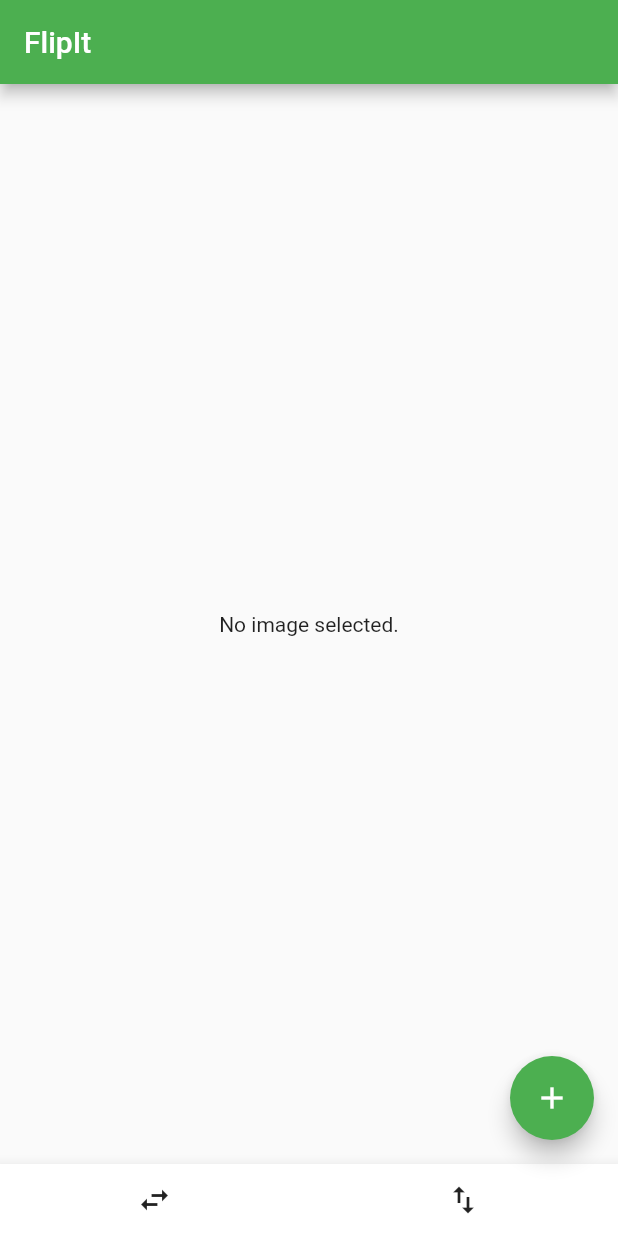
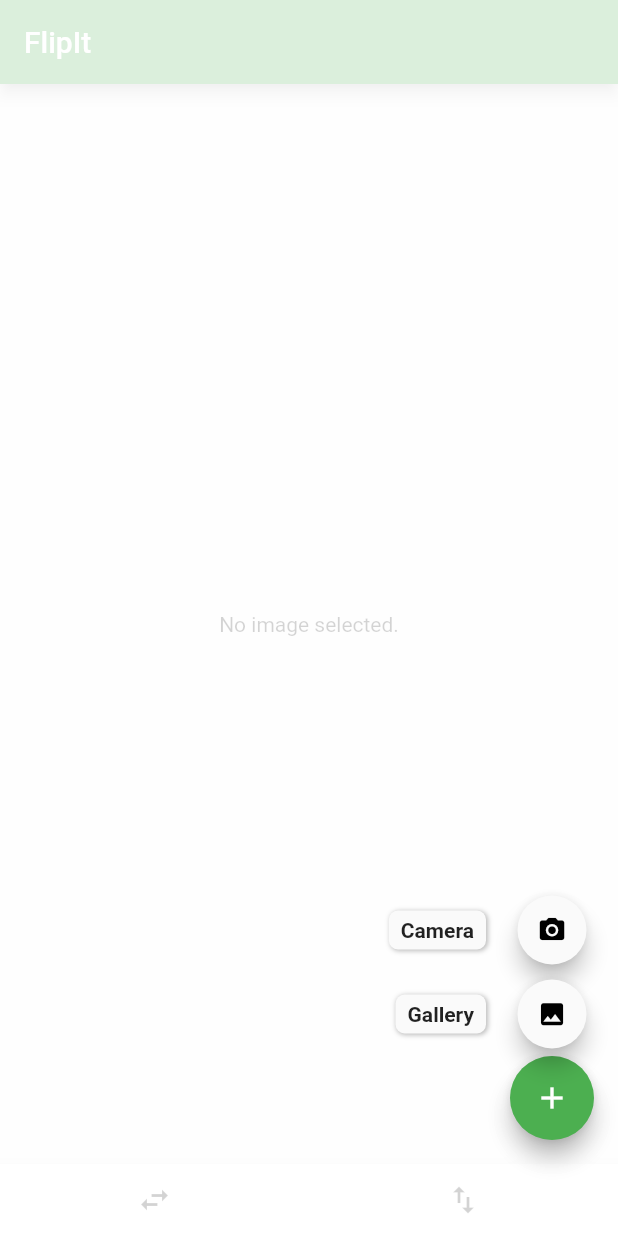
Before and after one commit to karuppiah7890/flipit, a Flutter app: the screen it shows after launch, after a tap on the "add" icon, on a phone screen of 412 x 824 dp. Run offline on Flutter 3.47's test engine with Material 2 defaults, Android fonts, the phone set to English and light mode, and no system bars; drawn by our look-alikes of flutter_speed_dial; our stand-ins replace image_picker.

Commit message:
add feature to take image from camera and use it

```diff
--- a/lib/main.dart
+++ b/lib/main.dart
@@ -1,11 +1,12 @@
+import 'dart:developer' as developer;
 import 'dart:io';
 
 import 'package:flutter/material.dart';
 import 'package:flutter/services.dart';
+import 'package:flutter_speed_dial/flutter_speed_dial.dart';
 import 'package:image_picker/image_picker.dart';
 import 'package:path/path.dart';
 import 'package:path_provider/path_provider.dart';
-import 'dart:developer' as developer;
 
 void main() => runApp(MyApp());
 
@@ -42,10 +43,25 @@ class _MyHomePageState extends State<MyHomePage> {
           title: Text(widget.title),
         ),
         body: _bodyContent(),
-        floatingActionButton: FloatingActionButton(
-          onPressed: getImage,
-          tooltip: 'Add Image',
+        floatingActionButton: SpeedDial(
           child: Icon(Icons.add),
+          animatedIconTheme: IconThemeData(size: 22.0),
+          visible: true,
+          curve: Curves.bounceIn,
+          children: [
+            SpeedDialChild(
+              child: Icon(Icons.photo),
+              onTap: () => getImage(ImageSource.gallery),
+              label: 'Gallery',
+              labelStyle: TextStyle(fontWeight: FontWeight.w700),
+            ),
+            SpeedDialChild(
+              child: Icon(Icons.camera_alt),
+              onTap: () => getImage(ImageSource.camera),
+              label: 'Camera',
+              labelStyle: TextStyle(fontWeight: FontWeight.w700),
+            ),
+          ],
         ),
         bottomNavigationBar: BottomAppBar(
           child: new Row(
@@ -81,7 +97,7 @@ class _MyHomePageState extends State<MyHomePage> {
     String response = "";
     try {
       final String result =
-      await platform.invokeMethod('flip', <String, dynamic>{
+          await platform.invokeMethod('flip', <String, dynamic>{
         'inputFile': _image.path,
         'outputFile': outputImagePath,
         'flipHorizontally': flipHorizontally,
@@ -98,8 +114,8 @@ class _MyHomePageState extends State<MyHomePage> {
     developer.log(response, name: 'flipResponse');
   }
 
-  Future getImage() async {
-    var image = await ImagePicker.pickImage(source: ImageSource.gallery);
+  Future getImage(ImageSource imageSource) async {
+    var image = await ImagePicker.pickImage(source: imageSource);
 
     setState(() {
       _image = image;
--- a/pubspec.yaml
+++ b/pubspec.yaml
@@ -21,6 +21,7 @@ dependencies:
     sdk: flutter
   image_picker: ^0.6.1
   path_provider: ^1.2.0
+  flutter_speed_dial: ^1.2.1
 
   # The following adds the Cupertino Icons font to your application.
   # Use with the CupertinoIcons class for iOS style icons.
```
Also changed, not shown: pubspec.lock.
